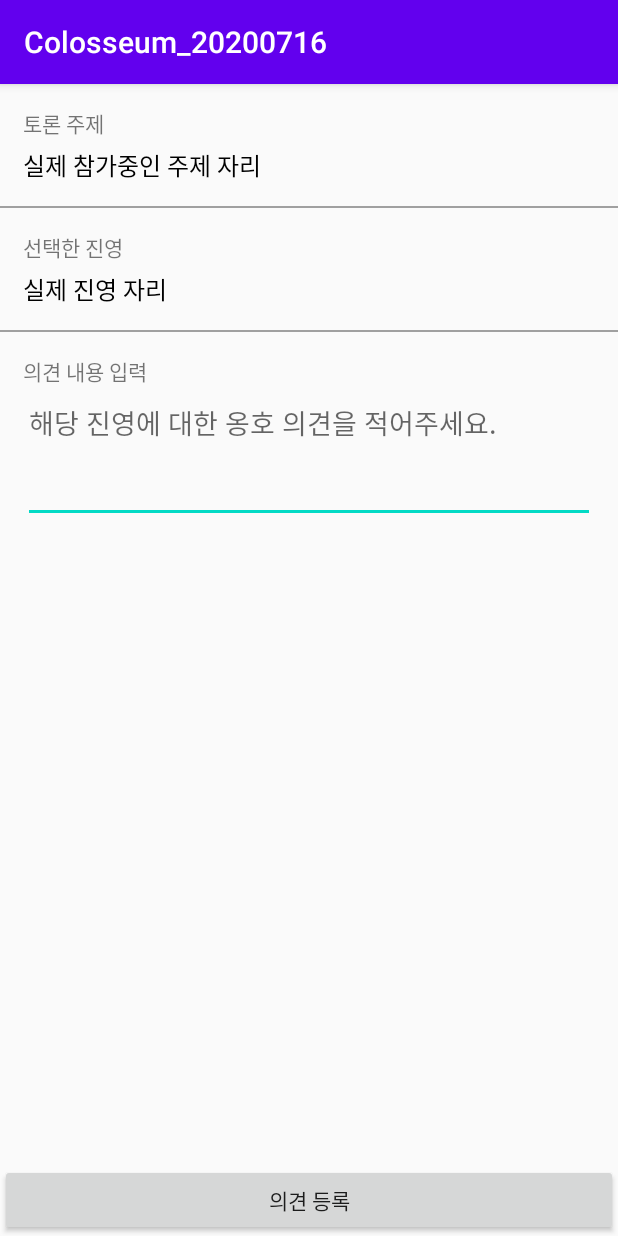
After one commit to Jacob760531/Colosseum_20200716, an Android app: the EditReplyActivity screen opened directly, with no data from a screen before it, on a phone screen of 412 x 824 dp. The commit adds this screen. Run offline under Robolectric (Android 15) with nearby library versions, the phone set to English and light mode, and no system bars.

Commit message:
의견 작성 화면 그리기

```diff
--- a/app/src/main/AndroidManifest.xml
+++ b/app/src/main/AndroidManifest.xml
@@ -12,7 +12,8 @@
         android:supportsRtl="true"
         android:theme="@style/AppTheme"
         android:usesCleartextTraffic="true">
-        <activity android:name=".ViewTopicDetailActivity"></activity>
+        <activity android:name=".EditReplyActivity"></activity>
+        <activity android:name=".ViewTopicDetailActivity" />
         <activity
             android:name=".SplashActivity"
             android:theme="@style/Theme.AppCompat.NoActionBar">
@@ -24,7 +25,7 @@
         </activity>
         <activity android:name=".MainActivity" />
         <activity android:name=".SignUpActivity" />
-        <activity android:name=".LoginActivity"></activity>
+        <activity android:name=".LoginActivity" />
     </application>
 
 </manifest>
--- /dev/null
+++ b/app/src/main/java/kr/co/tjoeun/colosseum_20200716/EditReplyActivity.kt
@@ -0,0 +1,24 @@
+package kr.co.tjoeun.colosseum_20200716
+
+import androidx.appcompat.app.AppCompatActivity
+import android.os.Bundle
+
+class EditReplyActivity : BaseActivity() {
+
+    override fun onCreate(savedInstanceState: Bundle?) {
+        super.onCreate(savedInstanceState)
+        setContentView(R.layout.activity_edit_reply)
+
+        setupEvents()
+        setValues()
+    }
+
+
+    override fun setupEvents() {
+    }
+
+    override fun setValues() {
+
+    }
+
+}
--- a/app/src/main/java/kr/co/tjoeun/colosseum_20200716/ViewTopicDetailActivity.kt
+++ b/app/src/main/java/kr/co/tjoeun/colosseum_20200716/ViewTopicDetailActivity.kt
@@ -1,5 +1,6 @@
 package kr.co.tjoeun.colosseum_20200716
 
+import android.content.Intent
 import androidx.appcompat.app.AppCompatActivity
 import android.os.Bundle
 import android.util.Log
@@ -7,6 +8,7 @@ import android.view.View
 import android.widget.Toast
 import com.bumptech.glide.Glide
 import kotlinx.android.synthetic.main.activity_view_topic_detail.*
+import kotlinx.android.synthetic.main.reply_list_item.*
 import kr.co.tjoeun.colosseum_20200716.adapters.ReplyAdapter
 import kr.co.tjoeun.colosseum_20200716.datas.Reply
 import kr.co.tjoeun.colosseum_20200716.datas.Topic
@@ -37,6 +39,14 @@ class ViewTopicDetailActivity : BaseActivity() {
 
 
     override fun setupEvents() {
+
+//        의견 등록하기 누르면 작성 화면으로
+
+        postReplyBtn.setOnClickListener {
+            val myIntent = Intent(mContext,EditReplyActivity::class.java)
+            startActivity(myIntent)
+
+        }
 
 //        버튼이 눌리면 할 일을 변수에 담아서 저장
         val voteCode = View.OnClickListener {
@@ -138,6 +148,7 @@ class ViewTopicDetailActivity : BaseActivity() {
 //    화면에 mTopic 기반으로 데이터 반영해주는 기능
 
     fun setTopicDataToUi() {
+
         topicTitleTxt.text = mTopic.title
         Glide.with(mContext).load(mTopic.imageUrl).into(topicImg)
 
--- a/app/src/main/java/kr/co/tjoeun/colosseum_20200716/adapters/ReplyAdapter.kt
+++ b/app/src/main/java/kr/co/tjoeun/colosseum_20200716/adapters/ReplyAdapter.kt
@@ -5,6 +5,9 @@ import android.view.LayoutInflater
 import android.view.View
 import android.view.ViewGroup
 import android.widget.ArrayAdapter
+import android.widget.ImageView
+import android.widget.TextView
+import com.bumptech.glide.Glide
 import kr.co.tjoeun.colosseum_20200716.R
 import kr.co.tjoeun.colosseum_20200716.datas.Reply
 
@@ -21,6 +24,15 @@ class ReplyAdapter(val mContext: Context, redId : Int, val mList : List<Reply>)
 
         val row = tempRow!!
 
+        val writerNickNameTxt = row.findViewById<TextView>(R.id.writerNickNameTxt)
+        val selectedSideTitleTxt = row.findViewById<TextView>(R.id.selectedSideTitleTxt)
+        val contentTxt = row.findViewById<TextView>(R.id.contentTxt)
+
+        val data = mList[position]
+
+        writerNickNameTxt.text = data.writer.nickname
+        selectedSideTitleTxt.text = "(${data.selectedSide.title})"
+        contentTxt.text = data.content
 
 
         return row
--- /dev/null
+++ b/app/src/main/res/layout/activity_edit_reply.xml
@@ -0,0 +1,95 @@
+<?xml version="1.0" encoding="utf-8"?>
+<LinearLayout xmlns:android="http://schemas.android.com/apk/res/android"
+    xmlns:app="http://schemas.android.com/apk/res-auto"
+    xmlns:tools="http://schemas.android.com/tools"
+    android:layout_width="match_parent"
+    android:layout_height="match_parent"
+    android:orientation="vertical"
+    tools:context=".EditReplyActivity">
+
+    <LinearLayout
+        android:layout_width="match_parent"
+        android:layout_height="wrap_content"
+        android:orientation="vertical"
+        android:padding="15dp">
+
+        <TextView
+            android:layout_width="wrap_content"
+            android:layout_height="wrap_content"
+            android:text="토론 주제" />
+
+        <TextView
+            android:layout_width="wrap_content"
+            android:layout_height="wrap_content"
+            android:text="실제 참가중인 주제 자리"
+            android:textSize="16sp"
+            android:textColor="#000000"
+            android:layout_marginTop="5dp"/>
+
+    </LinearLayout>
+
+    <TextView
+        android:layout_width="match_parent"
+        android:layout_height="1dp"
+        android:background="#A0A0A0" />
+
+    <LinearLayout
+        android:layout_width="match_parent"
+        android:layout_height="wrap_content"
+        android:orientation="vertical"
+        android:padding="15dp" >
+
+        <TextView
+            android:layout_width="wrap_content"
+            android:layout_height="wrap_content"
+            android:text="선택한 진영" />
+
+        <TextView
+            android:layout_width="wrap_content"
+            android:layout_height="wrap_content"
+            android:text="실제 진영 자리"
+            android:textColor="#000000"
+            android:layout_marginTop="5dp"
+            android:textSize="16sp"/>
+
+    </LinearLayout>
+
+    <TextView
+        android:layout_width="match_parent"
+        android:layout_height="1dp"
+        android:background="#A0A0A0" />
+
+    <LinearLayout
+        android:layout_width="match_parent"
+        android:layout_height="wrap_content"
+        android:padding="15dp"
+        android:orientation="vertical">
+
+        <TextView
+            android:layout_width="wrap_content"
+            android:layout_height="wrap_content"
+            android:text="의견 내용 입력" />
+
+        <EditText
+            android:layout_width="match_parent"
+            android:layout_height="wrap_content"
+            android:hint="해당 진영에 대한 옹호 의견을 적어주세요."
+            android:minLines="3"
+            android:gravity="top"/>
+
+
+    </LinearLayout>
+
+    <TextView
+        android:layout_width="wrap_content"
+        android:layout_height="0dp"
+        android:layout_weight="1" />
+
+    <Button
+        android:id="@+id/postBtn"
+        android:layout_marginTop="15dp"
+        android:layout_width="match_parent"
+        android:layout_height="wrap_content"
+        android:text="의견 등록" />
+
+</LinearLayout>
--- a/app/src/main/res/layout/reply_list_item.xml
+++ b/app/src/main/res/layout/reply_list_item.xml
@@ -17,6 +17,7 @@
             android:gravity="center_vertical">
 
             <TextView
+                android:id="@+id/writerNickNameTxt"
                 android:layout_width="wrap_content"
                 android:layout_height="wrap_content"
                 android:text="작성자 닉네임"
@@ -24,6 +25,7 @@
                 android:textColor="#000000" />
 
             <TextView
+                android:id="@+id/selectedSideTitleTxt"
                 android:layout_width="wrap_content"
                 android:layout_height="wrap_content"
                 android:text="(선택한 진영)"
@@ -40,6 +42,7 @@
             android:orientation="horizontal">
 
             <TextView
+                android:id="@+id/contentTxt"
                 android:layout_width="wrap_content"
                 android:layout_height="wrap_content"
                 android:layout_marginTop="5dp"
```
